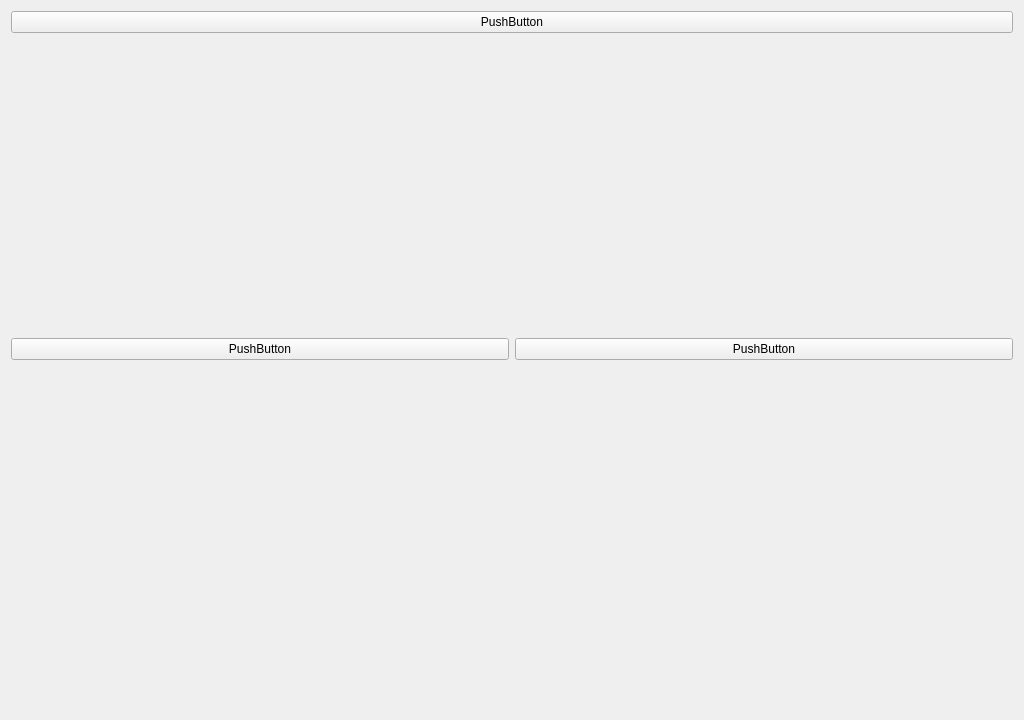
Old version of the form stardew-valley-lite/src/ui/gameplaywindow.ui in the repository listerily/qt-practice-assignment.
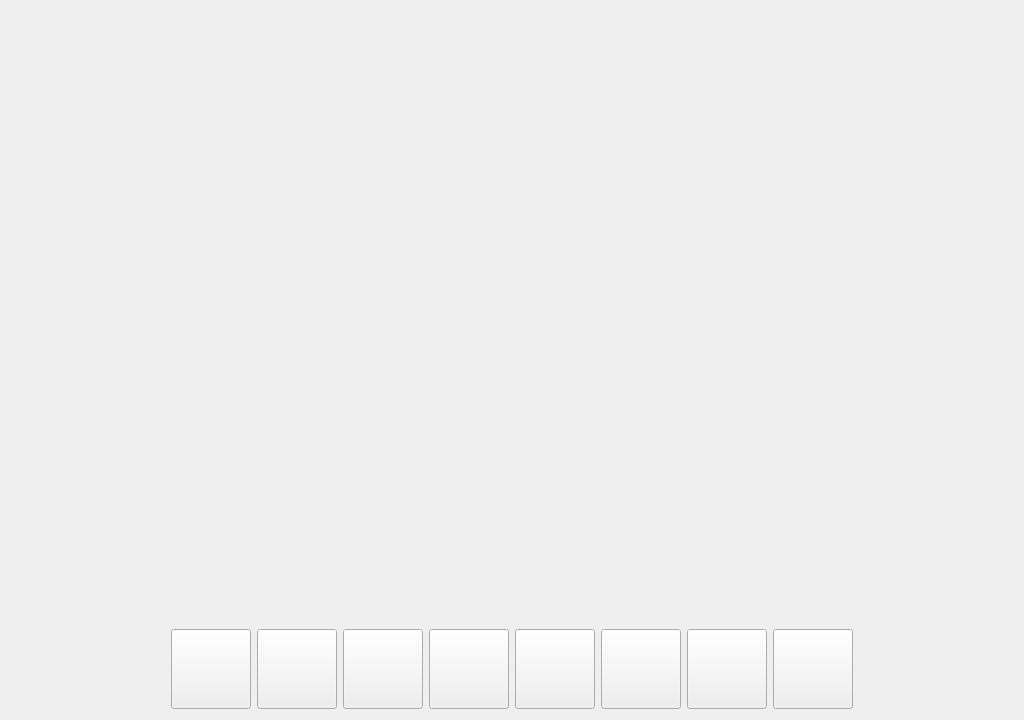
New version of the form.

Commit message: added buttons below for game main window.

```diff
--- a/stardew-valley-lite/src/ui/gameplaywindow.ui
+++ b/stardew-valley-lite/src/ui/gameplaywindow.ui
@@ -31,64 +31,224 @@
      <item>
       <layout class="QHBoxLayout" name="horizontalLayout">
        <item>
-        <widget class="QPushButton" name="pushButton">
-         <property name="text">
-          <string>PushButton</string>
+        <spacer name="verticalSpacer">
+         <property name="orientation">
+          <enum>Qt::Vertical</enum>
          </property>
-        </widget>
+         <property name="sizeHint" stdset="0">
+          <size>
+           <width>20</width>
+           <height>40</height>
+          </size>
+         </property>
+        </spacer>
        </item>
       </layout>
      </item>
-     <item>
-      <spacer name="verticalSpacer">
-       <property name="orientation">
-        <enum>Qt::Vertical</enum>
-       </property>
-       <property name="sizeHint" stdset="0">
-        <size>
-         <width>20</width>
-         <height>40</height>
-        </size>
-       </property>
-      </spacer>
-     </item>
      <item>
       <layout class="QHBoxLayout" name="horizontalLayout_2">
        <item>
-        <widget class="QPushButton" name="pushButton_3">
-         <property name="text">
-          <string>PushButton</string>
+        <spacer name="horizontalSpacer_2">
+         <property name="orientation">
+          <enum>Qt::Horizontal</enum>
          </property>
-        </widget>
+         <property name="sizeHint" stdset="0">
+          <size>
+           <width>40</width>
+           <height>20</height>
+          </size>
+         </property>
+        </spacer>
        </item>
        <item>
-        <widget class="QPushButton" name="pushButton_2">
-         <property name="text">
-          <string>PushButton</string>
+        <layout class="QHBoxLayout" name="horizontalLayout_3">
+         <item>
+          <widget class="QPushButton" name="pushButton_8">
+           <property name="sizePolicy">
+            <sizepolicy hsizetype="Fixed" vsizetype="Fixed">
+             <horstretch>0</horstretch>
+             <verstretch>0</verstretch>
+            </sizepolicy>
+           </property>
+           <property name="minimumSize">
+            <size>
+             <width>80</width>
+             <height>80</height>
+            </size>
+           </property>
+           <property name="text">
+            <string/>
+           </property>
+          </widget>
+         </item>
+         <item>
+          <widget class="QPushButton" name="pushButton_7">
+           <property name="sizePolicy">
+            <sizepolicy hsizetype="Fixed" vsizetype="Fixed">
+             <horstretch>0</horstretch>
+             <verstretch>0</verstretch>
+            </sizepolicy>
+           </property>
+           <property name="minimumSize">
+            <size>
+             <width>80</width>
+             <height>80</height>
+            </size>
+           </property>
+           <property name="text">
+            <string/>
+           </property>
+          </widget>
+         </item>
+         <item>
+          <widget class="QPushButton" name="pushButton_5">
+           <property name="sizePolicy">
+            <sizepolicy hsizetype="Fixed" vsizetype="Fixed">
+             <horstretch>0</horstretch>
+             <verstretch>0</verstretch>
+            </sizepolicy>
+           </property>
+           <property name="minimumSize">
+            <size>
+             <width>80</width>
+             <height>80</height>
+            </size>
+           </property>
+           <property name="text">
+            <string/>
+           </property>
+          </widget>
+         </item>
+         <item>
+          <widget class="QPushButton" name="pushButton_6">
+           <property name="sizePolicy">
+            <sizepolicy hsizetype="Fixed" vsizetype="Fixed">
+             <horstretch>0</horstretch>
+             <verstretch>0</verstretch>
+            </sizepolicy>
+           </property>
+           <property name="minimumSize">
+            <size>
+             <width>80</width>
+             <height>80</height>
+            </size>
+           </property>
+           <property name="text">
+            <string/>
+           </property>
+          </widget>
+         </item>
+         <item>
+          <widget class="QPushButton" name="pushButton_4">
+           <property name="sizePolicy">
+            <sizepolicy hsizetype="Fixed" vsizetype="Fixed">
+             <horstretch>0</horstretch>
+             <verstretch>0</verstretch>
+            </sizepolicy>
+           </property>
+           <property name="minimumSize">
+            <size>
+             <width>80</width>
+             <height>80</height>
+            </size>
+           </property>
+           <property name="text">
+            <string/>
+           </property>
+          </widget>
+         </item>
+         <item>
+          <widget class="QPushButton" name="pushButton_2">
+           <property name="sizePolicy">
+            <sizepolicy hsizetype="Fixed" vsizetype="Fixed">
+             <horstretch>0</horstretch>
+             <verstretch>0</verstretch>
+            </sizepolicy>
+           </property>
+           <property name="minimumSize">
+            <size>
+             <width>80</width>
+             <height>80</height>
+            </size>
+           </property>
+           <property name="text">
+            <string/>
+           </property>
+          </widget>
+         </item>
+         <item>
+          <widget class="QPushButton" name="pushButton_3">
+           <property name="sizePolicy">
+            <sizepolicy hsizetype="Fixed" vsizetype="Fixed">
+             <horstretch>0</horstretch>
+             <verstretch>0</verstretch>
+            </sizepolicy>
+           </property>
+           <property name="minimumSize">
+            <size>
+             <width>80</width>
+             <height>80</height>
+            </size>
+           </property>
+           <property name="text">
+            <string/>
+           </property>
+          </widget>
+         </item>
+         <item>
+          <widget class="QPushButton" name="pushButton">
+           <property name="sizePolicy">
+            <sizepolicy hsizetype="Fixed" vsizetype="Fixed">
+             <horstretch>0</horstretch>
+             <verstretch>0</verstretch>
+            </sizepolicy>
+           </property>
+           <property name="minimumSize">
+            <size>
+             <width>80</width>
+             <height>80</height>
+            </size>
+           </property>
+           <property name="text">
+            <string/>
+           </property>
+          </widget>
+         </item>
+         <item>
+          <spacer name="verticalSpacer_2">
+           <property name="orientation">
+            <enum>Qt::Vertical</enum>
+           </property>
+           <property name="sizeType">
+            <enum>QSizePolicy::Maximum</enum>
+           </property>
+           <property name="sizeHint" stdset="0">
+            <size>
+             <width>0</width>
+             <height>80</height>
+            </size>
+           </property>
+          </spacer>
+         </item>
+        </layout>
+       </item>
+       <item>
+        <spacer name="horizontalSpacer">
+         <property name="orientation">
+          <enum>Qt::Horizontal</enum>
          </property>
-        </widget>
+         <property name="sizeHint" stdset="0">
+          <size>
+           <width>40</width>
+           <height>20</height>
+          </size>
+         </property>
+        </spacer>
        </item>
       </layout>
      </item>
     </layout>
    </item>
-   <item>
-    <layout class="QVBoxLayout" name="verticalLayout_3">
-     <item>
-      <spacer name="verticalSpacer_2">
-       <property name="orientation">
-        <enum>Qt::Vertical</enum>
-       </property>
-       <property name="sizeHint" stdset="0">
-        <size>
-         <width>20</width>
-         <height>40</height>
-        </size>
-       </property>
-      </spacer>
-     </item>
-    </layout>
-   </item>
   </layout>
  </widget>
  <resources/>
```
The commit also changes 5 other files.
